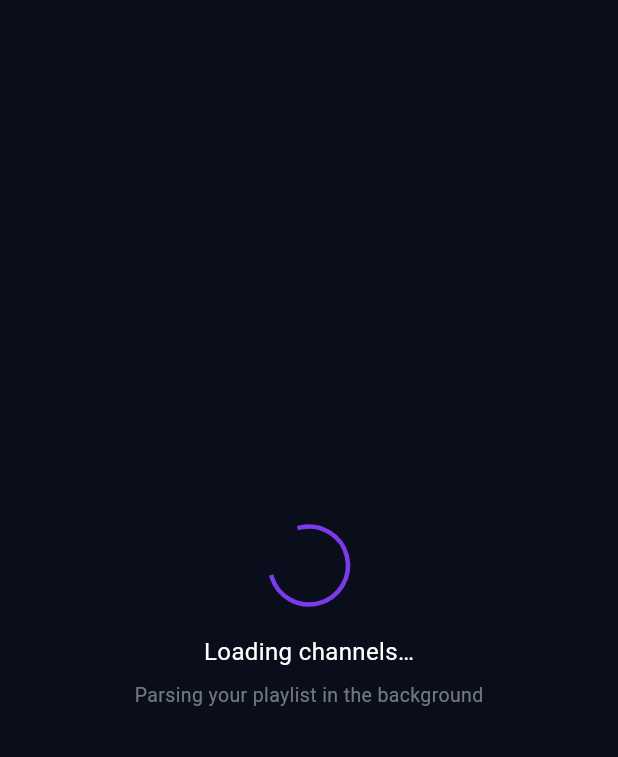
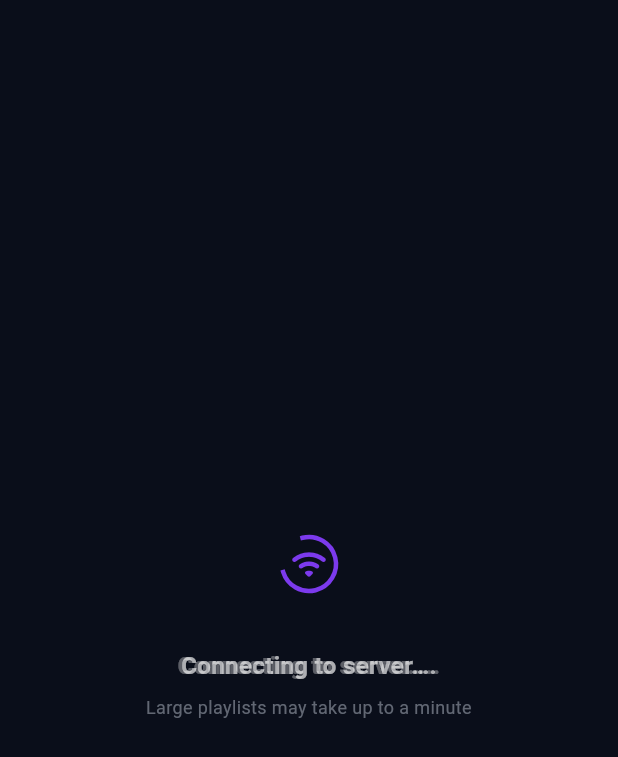
Before and after one commit to zamouriiiptv-beep/castivio-site, a Flutter app: the _LoadingView widget shown alone on an empty page, opened directly, on a phone screen of 412 x 824 dp. Shown: the top 757 px of the screen. Run offline on Flutter 3.47's test engine with Material 3 defaults, Android fonts, the phone set to English and light mode, and no system bars; our stand-ins replace cached_network_image, dio, flutter_riverpod, hive, hive_flutter, video_player and 1 more; accounts and stored records are empty.

Commit message:
perf: fetch all Xtream streams in bulk (6 requests instead of hundreds)
- getLiveChannels/getVodChannels/getSeriesChannels now each use 2 parallel
  requests (bulk endpoint + categories) instead of N+1 per-category loop
- _buildCatMap() joins category names locally — no extra network round-trips
- receiveTimeout raised to 5 min for large playlists
- _LoadingView converted to StatefulWidget with animated step indicators
  (icon + label cycling every 1.8s) for better UX on slow servers

https://claude.ai/code/session_01YXd23QftjXTgbRXuHUxn5y

```diff
--- a/prime-player/lib/presentation/screens/add_playlist_screen.dart
+++ b/prime-player/lib/presentation/screens/add_playlist_screen.dart
@@ -1,3 +1,4 @@
+import 'dart:async';
 import 'package:flutter/material.dart';
 import 'package:flutter_riverpod/flutter_riverpod.dart';
 import '../../core/constants.dart';
@@ -151,7 +152,7 @@ class _AddPlaylistScreenState extends ConsumerState<AddPlaylistScreen>
         ),
       ),
       body: _loading
-          ? _LoadingView()
+          ? const _LoadingView()
           : TabBarView(
               controller: _tab,
               children: [
@@ -184,27 +185,95 @@ class _AddPlaylistScreenState extends ConsumerState<AddPlaylistScreen>
 }
 
 // ─────────────────────────────────────────────────────────────────────────────
-class _LoadingView extends StatelessWidget {
+class _LoadingView extends StatefulWidget {
+  const _LoadingView();
+
+  @override
+  State<_LoadingView> createState() => _LoadingViewState();
+}
+
+class _LoadingViewState extends State<_LoadingView> {
+  static const _steps = [
+    ('Connecting to server…',       Icons.wifi_rounded),
+    ('Authenticating…',             Icons.lock_open_rounded),
+    ('Loading live channels…',      Icons.live_tv_rounded),
+    ('Loading movies…',             Icons.movie_rounded),
+    ('Loading series…',             Icons.video_library_rounded),
+    ('Saving to device…',           Icons.save_rounded),
+    ('Almost done…',                Icons.check_circle_outline_rounded),
+  ];
+
+  int    _step  = 0;
+  int    _dots  = 0;
+  Timer? _timer;
+
+  @override
+  void initState() {
+    super.initState();
+    _timer = Timer.periodic(const Duration(milliseconds: 1800), (_) {
+      setState(() {
+        _dots = (_dots + 1) % 4;
+        if (_dots == 0) _step = (_step + 1) % _steps.length;
+      });
+    });
+  }
+
+  @override
+  void dispose() {
+    _timer?.cancel();
+    super.dispose();
+  }
+
   @override
   Widget build(BuildContext context) {
+    final (label, icon) = _steps[_step];
+    final dotStr = '.' * (_dots + 1);
+
     return Center(
+      child: Padding(
+        padding: const EdgeInsets.symmetric(horizontal: 40),
         child: Column(
           mainAxisSize: MainAxisSize.min,
           children: [
-          const SizedBox(
-            width: 52, height: 52,
-            child: CircularProgressIndicator(
+            SizedBox(
+              width: 64, height: 64,
+              child: Stack(alignment: Alignment.center, children: [
+                const CircularProgressIndicator(
                   strokeWidth: 3, color: AppColors.primary,
                 ),
+                AnimatedSwitcher(
+                  duration: const Duration(milliseconds: 300),
+                  child: Icon(icon,
+                      key: ValueKey(_step),
+                      color: AppColors.primary, size: 26),
                 ),
-          const SizedBox(height: 20),
-          const Text('Loading channels…',
-              style: TextStyle(color: AppColors.textPrimary, fontSize: 16)),
+              ]),
+            ),
+            const SizedBox(height: 24),
+            AnimatedSwitcher(
+              duration: const Duration(milliseconds: 300),
+              child: Text(
+                '$label$dotStr',
+                key: ValueKey('$_step-$_dots'),
+                style: const TextStyle(
+                  color: AppColors.textPrimary,
+                  fontSize: 16,
+                  fontWeight: FontWeight.w600,
+                ),
+                textAlign: TextAlign.center,
+              ),
+            ),
             const SizedBox(height: 8),
-          Text('Parsing your playlist in the background',
+            Text(
+              'Large playlists may take up to a minute',
               style: TextStyle(
-                color: AppColors.textSecondary.withOpacity(0.7), fontSize: 13)),
+                color: AppColors.textSecondary.withOpacity(0.6),
+                fontSize: 12,
+              ),
+              textAlign: TextAlign.center,
+            ),
           ],
+        ),
       ),
     );
   }
```
Also changed, not shown: prime-player/lib/data/services/xtream_service.dart (+63 -68 lines). Lines whose indentation alone changed are shown as unchanged.
